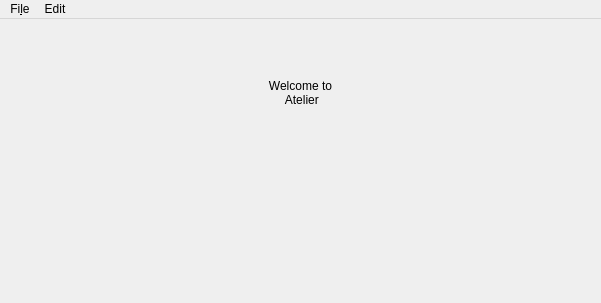
Before: the Qt Designer form src/mainwindow.ui in KDE/atelier, drawn with Qt 5.
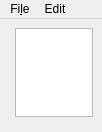
After: the same form once the commit is applied. Custom widgets are drawn as their Qt base class.

Commit message:
Removed TemporaryPrinterControlWidget
Summary:

Refactor of MainWindow

Removed all widgets and add new and old ones in a better
layout.

Reviewers: rizzitello, patrickelectric, tcanabrava

```diff
--- a/src/mainwindow.ui
+++ b/src/mainwindow.ui
@@ -6,8 +6,8 @@
    <rect>
     <x>0</x>
     <y>0</y>
-    <width>601</width>
-    <height>303</height>
+    <width>102</width>
+    <height>132</height>
    </rect>
   </property>
   <property name="windowTitle">
@@ -15,25 +15,14 @@
   </property>
   <widget class="QWidget" name="centralwidget">
    <layout class="QGridLayout" name="gridLayout">
-    <item row="0" column="0">
-     <widget class="GCodeEditorWidget" name="gcodeEditorWidget" native="true"/>
-    </item>
-    <item row="0" column="1">
-     <widget class="QLabel" name="label">
-      <property name="text">
-       <string>Welcome to 
- Atelier</string>
-      </property>
-      <property name="alignment">
-       <set>Qt::AlignCenter</set>
-      </property>
-     </widget>
-    </item>
     <item row="1" column="1">
      <widget class="BedExtruderWidget" name="bedExtWidget" native="true"/>
     </item>
-    <item row="0" column="2" rowspan="2">
-     <widget class="TemporaryPrinterControlWidget" name="rightWidget" native="true"/>
+    <item row="0" column="1">
+     <widget class="PrinterHotendPositionVisualController" name="printerHostAxisControlWidget"/>
+    </item>
+    <item row="0" column="0">
+     <widget class="GCodeEditorWidget" name="gcodeEditorWidget" native="true"/>
     </item>
    </layout>
   </widget>
@@ -42,7 +31,7 @@
     <rect>
      <x>0</x>
      <y>0</y>
-     <width>601</width>
+     <width>102</width>
      <height>30</height>
     </rect>
    </property>
@@ -67,18 +56,17 @@
    <header>widgets/gcodeeditorwidget.h</header>
    <container>1</container>
   </customwidget>
-  <customwidget>
-   <class>TemporaryPrinterControlWidget</class>
-   <extends>QWidget</extends>
-   <header>widgets/temporaryprintercontrolwidget.h</header>
-   <container>1</container>
-  </customwidget>
   <customwidget>
    <class>BedExtruderWidget</class>
    <extends>QWidget</extends>
    <header>widgets/bedextruderwidget.h</header>
    <container>1</container>
   </customwidget>
+  <customwidget>
+   <class>PrinterHotendPositionVisualController</class>
+   <extends>QGraphicsView</extends>
+   <header>widgets/printerhostpositionvisualcontroller.cpp</header>
+  </customwidget>
  </customwidgets>
  <resources/>
  <connections/>
```
The commit also changes 1 other file.
